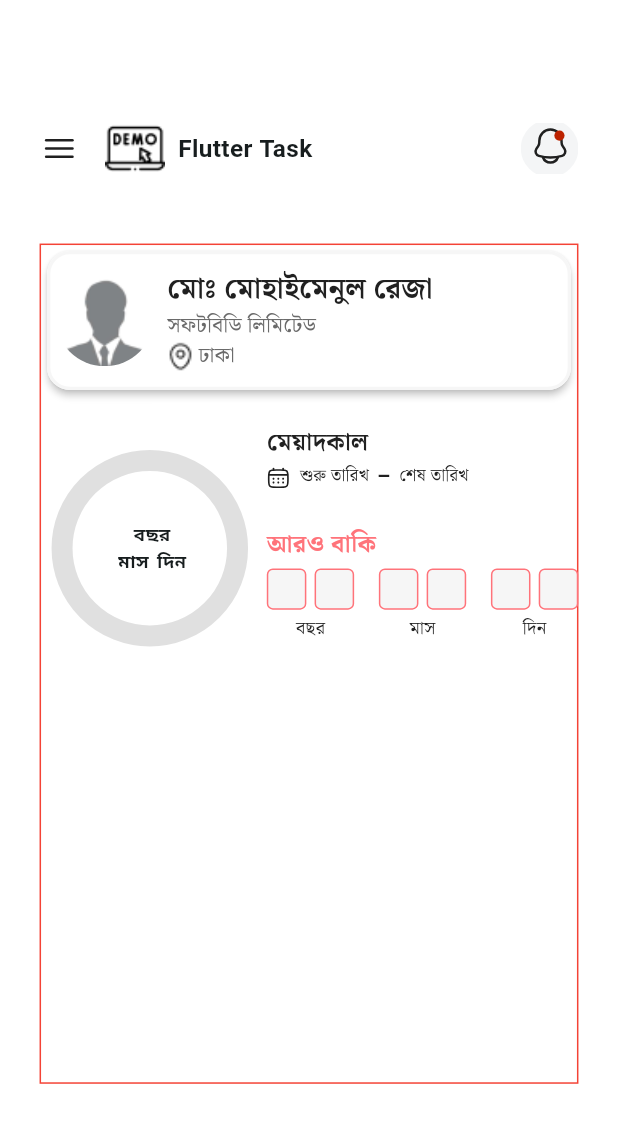
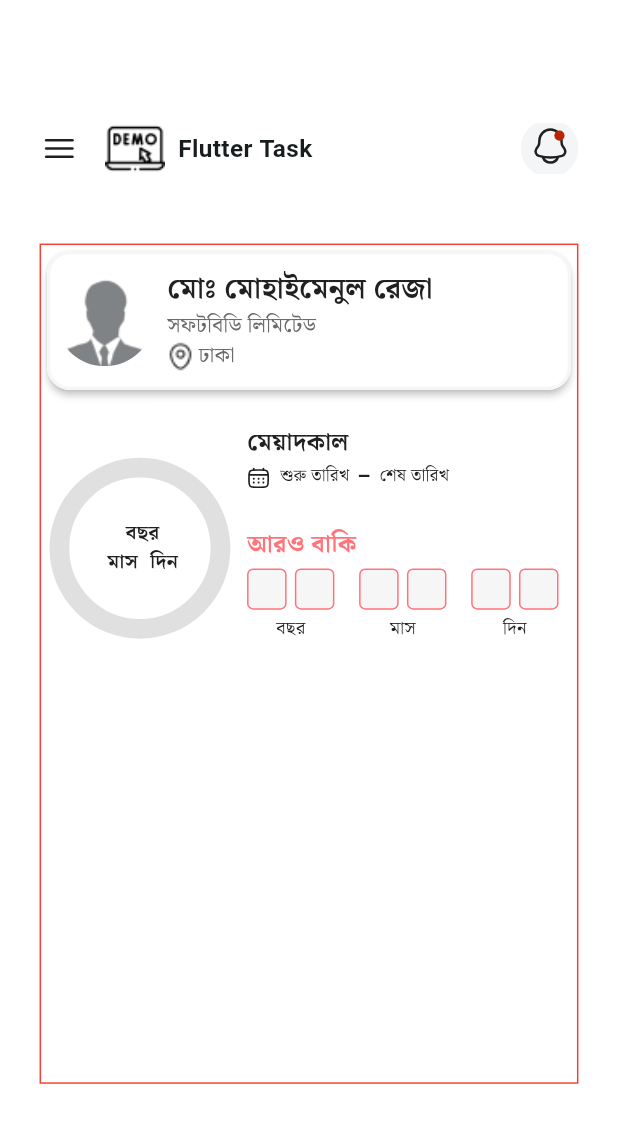
Before and after one commit to hossain-eee/Assginment-Project, a Flutter app: the screen it shows after launch, on a phone screen of 412 x 824 dp. Shown: the top 1123 px of the screen. Run offline on Flutter 3.47's test engine with Material 3 defaults, Android fonts, the phone set to English and light mode, and no system bars; our stand-ins replace flutter_screenutil, flutter_svg, get, google_fonts.

Commit message:
#1 apply Bengali Fonts and Responsive w,h,r,sp keyword

```diff
--- a/lib/presentation/ui/widgets/home/counting_circular_progress_bar.dart
+++ b/lib/presentation/ui/widgets/home/counting_circular_progress_bar.dart
@@ -1,6 +1,9 @@
 import 'package:flutter/material.dart';
 import 'package:get/get.dart';
+import 'package:google_fonts/google_fonts.dart';
 import 'package:soft_bd/presentation/state_holder/date_controller.dart';
+import 'package:soft_bd/presentation/ui/screens/utility/app_color.dart';
+import 'package:flutter_screenutil/flutter_screenutil.dart';
 
 class CountingCircularProgressBar extends StatefulWidget {
   const CountingCircularProgressBar({
@@ -35,8 +38,8 @@ class _CountingCircularProgressBarState
 
     return Center(
       child: SizedBox(
-        width: 145,
-        height: 132,
+        width: 120.w,
+        height: 132.h,
         child: Column(
           mainAxisAlignment: MainAxisAlignment.center,
           children: [
@@ -44,7 +47,7 @@ class _CountingCircularProgressBarState
               List<String> dateData =
                   dateController.calculateStartDateAndToaDay();
               return CustomPaint(
-                size: const Size(200, 200), // You can change the size as needed
+                size: Size(200.w, 200.h), // You can change the size as needed
                 painter:
                     SolidCircularProgressPainter(dateController.progress.value),
                 child: Center(
@@ -56,11 +59,15 @@ class _CountingCircularProgressBarState
                           dateData[0].contains('০')
                               ? '${dateData[1]} বছর'
                               : '${dateData[0]}${dateData[1]} বছর',
-                          style: const TextStyle(
-                              fontSize: 12, fontWeight: FontWeight.bold),
+                          style: GoogleFonts.notoSerifBengali(
+                            fontSize: 13.sp,
+                            fontWeight: FontWeight.w600,
+                            color: AppColor.boldFont,
+                          ),
                           textAlign: TextAlign.center,
                         ),
-                      Row(
+                      FittedBox(
+                        child: Row(
                           mainAxisAlignment: MainAxisAlignment.center,
                           crossAxisAlignment: CrossAxisAlignment.center,
                           children: [
@@ -69,23 +76,30 @@ class _CountingCircularProgressBarState
                                 dateData[2].contains('০')
                                     ? "${dateData[3]} মাস"
                                     : '${dateData[2]}${dateData[3]} মাস',
-                              style: const TextStyle(
-                                  fontSize: 12, fontWeight: FontWeight.bold),
+                                style: GoogleFonts.notoSerifBengali(
+                                  fontSize: 13.sp,
+                                  fontWeight: FontWeight.w600,
+                                  color: AppColor.boldFont,
+                                ),
                                 textAlign: TextAlign.center,
                               ),
                             SizedBox(
-                            width: 2,
+                              width: 4.w,
                             ),
                             if (dateData[4] != '০' || dateData[5] != '০')
                               Text(
                                 dateData[4].contains('০')
                                     ? "${dateData[5]} দিন"
                                     : '${dateData[4]}${dateData[5]} দিন',
-                              style: const TextStyle(
-                                  fontSize: 12, fontWeight: FontWeight.bold),
+                                style: GoogleFonts.notoSerifBengali(
+                                  fontSize: 13.sp,
+                                  fontWeight: FontWeight.w600,
+                                  color: AppColor.boldFont,
+                                ),
                                 textAlign: TextAlign.center,
                               ),
                           ],
+                        ),
                       ),
                     ],
                   ),
@@ -106,8 +120,9 @@ class SolidCircularProgressPainter extends CustomPainter {
 
   @override
   void paint(Canvas canvas, Size size) {
-    double strokeWidth = 14;
-    double radius = (size.width / 2) - strokeWidth;
+    double strokeWidth = 12.w;
+    double radius =
+        (size.width / 2).r - strokeWidth; // .r comes from responsive package
 
     final Paint backgroundPaint = Paint()
       ..color = Colors.grey[300]!
@@ -124,7 +139,8 @@ class SolidCircularProgressPainter extends CustomPainter {
     canvas.drawCircle(size.center(Offset.zero), radius, backgroundPaint);
 
     // Draw the progress arc
-    double startAngle = 3.141592653589793 / 2; // Start from the bottom center
+    double startAngle =
+        (3.141592653589793 / 2).r; // Start from the bottom center
     double sweepAngle =
         2 * 3.141592653589793 * progress; // Sweep angle based on progress
 
```
Lines whose indentation alone changed are shown as unchanged.
